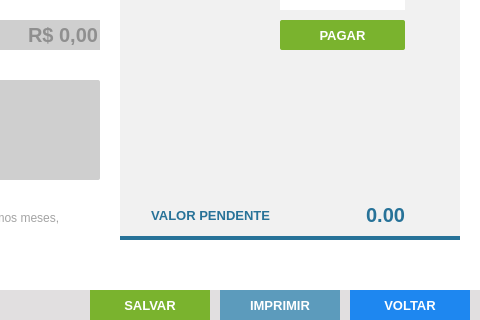
andrersp/controleEstoque, file controle_estoque/UI_Files/formAPagar.ui: the form before one commit; both pictures show x 520 to 1000 and y 180 to 500 of the 1000 by 500 pixel window.
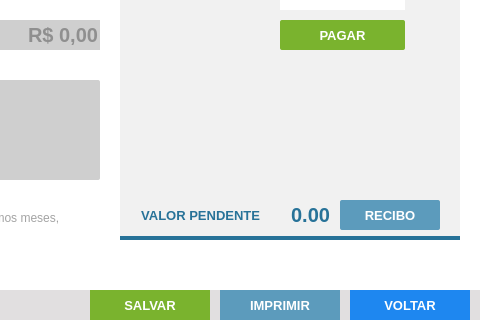
The form after the commit. Icons and pictures are not drawn.

Commit message: impressão de Recibo, Compras e Vendas

```diff
--- a/controle_estoque/UI_Files/formAPagar.ui
+++ b/controle_estoque/UI_Files/formAPagar.ui
@@ -674,7 +674,7 @@
       <rect>
        <x>20</x>
        <y>320</y>
-       <width>130</width>
+       <width>120</width>
        <height>30</height>
       </rect>
      </property>
@@ -697,9 +697,9 @@
     <widget class="QLabel" name="lb_ValorPendente">
      <property name="geometry">
       <rect>
-       <x>160</x>
+       <x>140</x>
        <y>320</y>
-       <width>125</width>
+       <width>70</width>
        <height>30</height>
       </rect>
      </property>
@@ -908,6 +908,56 @@
       </size>
      </property>
     </widget>
+    <widget class="QPushButton" name="bt_PrintRecibo">
+     <property name="enabled">
+      <bool>false</bool>
+     </property>
+     <property name="geometry">
+      <rect>
+       <x>220</x>
+       <y>320</y>
+       <width>100</width>
+       <height>30</height>
+      </rect>
+     </property>
+     <property name="font">
+      <font>
+       <family>Tahoma</family>
+       <pointsize>10</pointsize>
+       <weight>75</weight>
+       <bold>true</bold>
+      </font>
+     </property>
+     <property name="cursor">
+      <cursorShape>PointingHandCursor</cursorShape>
+     </property>
+     <property name="focusPolicy">
+      <enum>Qt::NoFocus</enum>
+     </property>
+     <property name="contextMenuPolicy">
+      <enum>Qt::ActionsContextMenu</enum>
+     </property>
+     <property name="styleSheet">
+      <string notr="true">QPushButton {
+background-color: #5C9BBC;
+color: #FFF;
+border: none;
+border-radius: 2px
+ }
+QPushButton:hover{
+background-color: #40a286
+}</string>
+     </property>
+     <property name="text">
+      <string>RECIBO</string>
+     </property>
+     <property name="iconSize">
+      <size>
+       <width>75</width>
+       <height>35</height>
+      </size>
+     </property>
+    </widget>
    </widget>
    <widget class="QLabel" name="lb_FormCompra_9">
     <property name="geometry">
```
Left out of the diff: 18 changed lines with no effect on the pictures. The commit also changes 31 other files.
